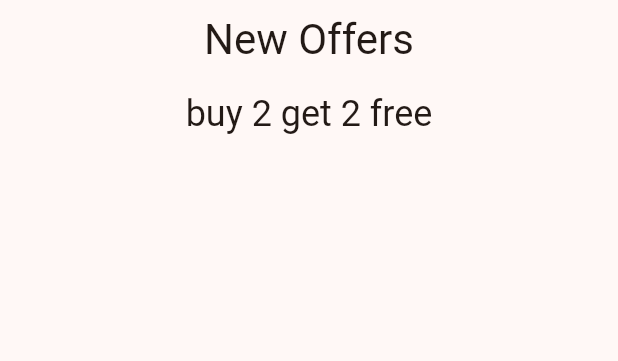
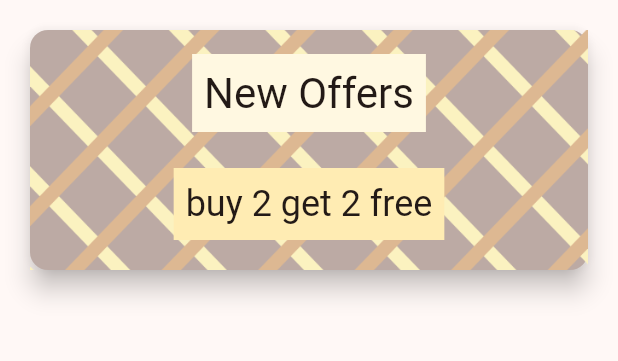
Before and after one commit to karuncodes/FM_Flutter, a Flutter app: the screen it shows after launch, on a phone screen of 412 x 824 dp, the part 84-445 px from its top. Run offline on Flutter 3.47's test engine with Material 2 defaults, Android fonts, the phone set to English and light mode, and no system bars.

Commit message:
added card styling

```diff
--- a/lib/main.dart
+++ b/lib/main.dart
@@ -12,9 +12,9 @@
   @override
   Widget build(BuildContext context) {
     return MaterialApp(
-      title: 'Coffee Mart',
+      title: 'Coffee Masters',
       theme: ThemeData(
-        colorScheme: ColorScheme.fromSeed(seedColor: Colors.brown),
+        colorScheme: ColorScheme.fromSeed(seedColor:  Colors.brown),
         useMaterial3: true,
       ),
       home: const MyHomePage(),
--- a/lib/offerspage.dart
+++ b/lib/offerspage.dart
@@ -16,21 +16,52 @@
 
   const Offer({super.key, required this.title, required this.description,});
 
-
-
   @override
   Widget build(BuildContext context) {
-    return Column(
+    return SizedBox(
+      height: 200,
+      child: Padding(
+        padding: const EdgeInsets.all(16.0),
+        child: Card(
+          elevation: 7,
+          color: Colors.brown.shade200,
+          child: Container(
+            decoration: const BoxDecoration(
+              image: DecorationImage(
+                fit: BoxFit.cover,
+                image: AssetImage("images/background.png"),
+              ),
+            ),
+            child: Column(
               children: [
                 Padding(
                   padding: const EdgeInsets.all(8.0),
-          child: Center(child: Text(title, style: Theme.of(context).textTheme.headlineMedium, )),
+                  child: Center(child: Padding(
+                    padding: const EdgeInsets.all(8.0),
+                    child: Container(
+                      color: Colors.amber.shade50,
+                      child: Padding(
+                        padding: const EdgeInsets.all(8.0),
+                        child: Text(title, style: Theme.of(context).textTheme.headlineMedium, ),
+                      ),
+                    ),
+                  )),
                 ),
                 Padding(
                   padding: const EdgeInsets.all(8.0),
-          child: Center(child: Text(description, style: Theme.of(context).textTheme.headlineSmall,)),
+                  child: Center(child: Container(
+                    color: Colors.amber.shade100,
+                    child: Padding(
+                      padding: const EdgeInsets.all(8.0),
+                      child: Text(description, style: Theme.of(context).textTheme.headlineSmall,),
+                    ),
+                  )),
                 ),
               ],
+            ),
+          ),
+        ),
+      ),
     );
   }
 }
```
Lines whose indentation alone changed are shown as unchanged.
